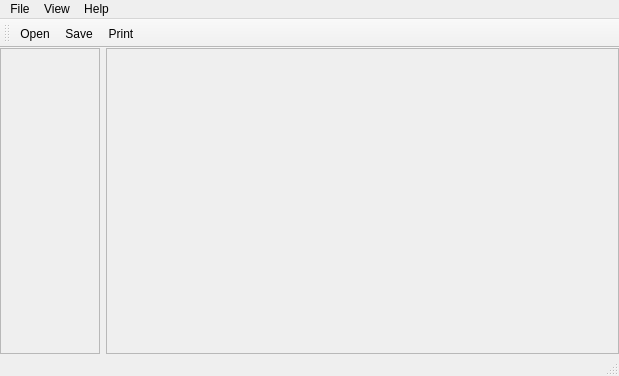
Before: the Qt Designer form Window.ui in ailinwang/qt-gsview, drawn with Qt 5.
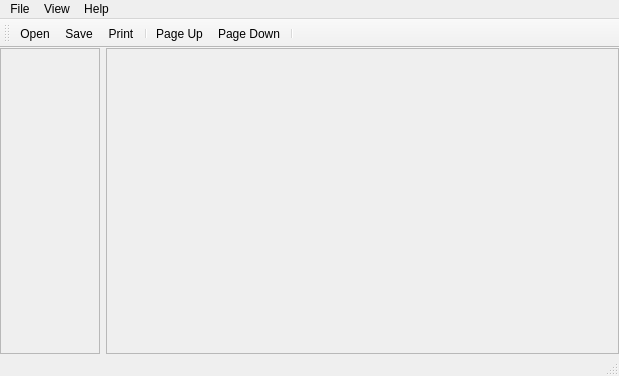
After: the same form once the commit is applied. Icons and pictures are not drawn.

Commit message: add page up/down toolbar buttons

```diff
--- a/Window.ui
+++ b/Window.ui
@@ -199,6 +199,10 @@
    <addaction name="actionOpen"/>
    <addaction name="actionSave"/>
    <addaction name="actionPrint"/>
+   <addaction name="separator"/>
+   <addaction name="actionPage_Up"/>
+   <addaction name="actionPage_Down"/>
+   <addaction name="separator"/>
   </widget>
   <action name="actionOpen">
    <property name="icon">
```
Left out of the diff: 8 changed lines with no effect on the pictures. The commit also changes 3 other files.
